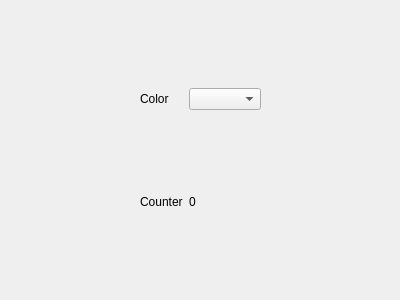
sudhanshu-pantelwar/pyqt-colors-xml, file colors1.ui: the form before one commit.
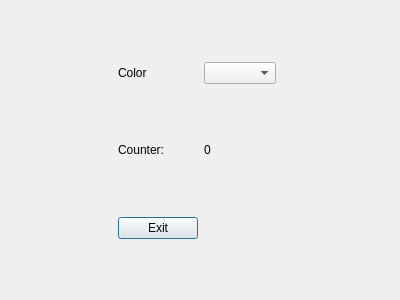
The form after the commit.

Commit message: final-exit-button-added

```diff
--- a/colors1.ui
+++ b/colors1.ui
@@ -27,7 +27,7 @@
      </property>
     </spacer>
    </item>
-   <item row="4" column="2">
+   <item row="6" column="2">
     <spacer name="verticalSpacer_2">
      <property name="orientation">
       <enum>Qt::Vertical</enum>
@@ -56,7 +56,7 @@
    <item row="3" column="2">
     <widget class="QLabel" name="label_2">
      <property name="text">
-      <string>Counter</string>
+      <string>Counter:</string>
      </property>
     </widget>
    </item>
@@ -129,6 +129,52 @@
      </property>
     </spacer>
    </item>
+   <item row="4" column="2">
+    <spacer name="verticalSpacer_4">
+     <property name="orientation">
+      <enum>Qt::Vertical</enum>
+     </property>
+     <property name="sizeHint" stdset="0">
+      <size>
+       <width>20</width>
+       <height>40</height>
+      </size>
+     </property>
+    </spacer>
+   </item>
+   <item row="5" column="0">
+    <spacer name="horizontalSpacer_5">
+     <property name="orientation">
+      <enum>Qt::Horizontal</enum>
+     </property>
+     <property name="sizeHint" stdset="0">
+      <size>
+       <width>40</width>
+       <height>20</height>
+      </size>
+     </property>
+    </spacer>
+   </item>
+   <item row="5" column="2">
+    <widget class="QPushButton" name="pushButton">
+     <property name="text">
+      <string>Exit</string>
+     </property>
+    </widget>
+   </item>
+   <item row="5" column="4" colspan="2">
+    <spacer name="horizontalSpacer_6">
+     <property name="orientation">
+      <enum>Qt::Horizontal</enum>
+     </property>
+     <property name="sizeHint" stdset="0">
+      <size>
+       <width>40</width>
+       <height>20</height>
+      </size>
+     </property>
+    </spacer>
+   </item>
   </layout>
  </widget>
  <resources/>
```
Left out of the diff: 52 changed lines with no effect on the pictures. The commit also changes 3 other files.
